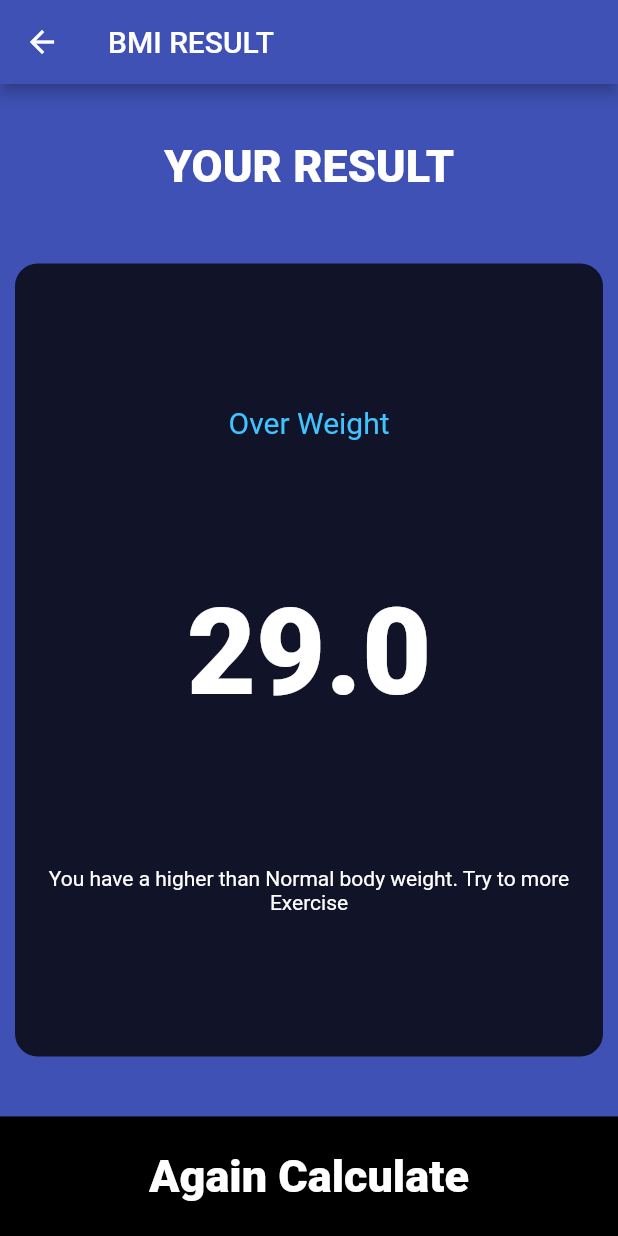
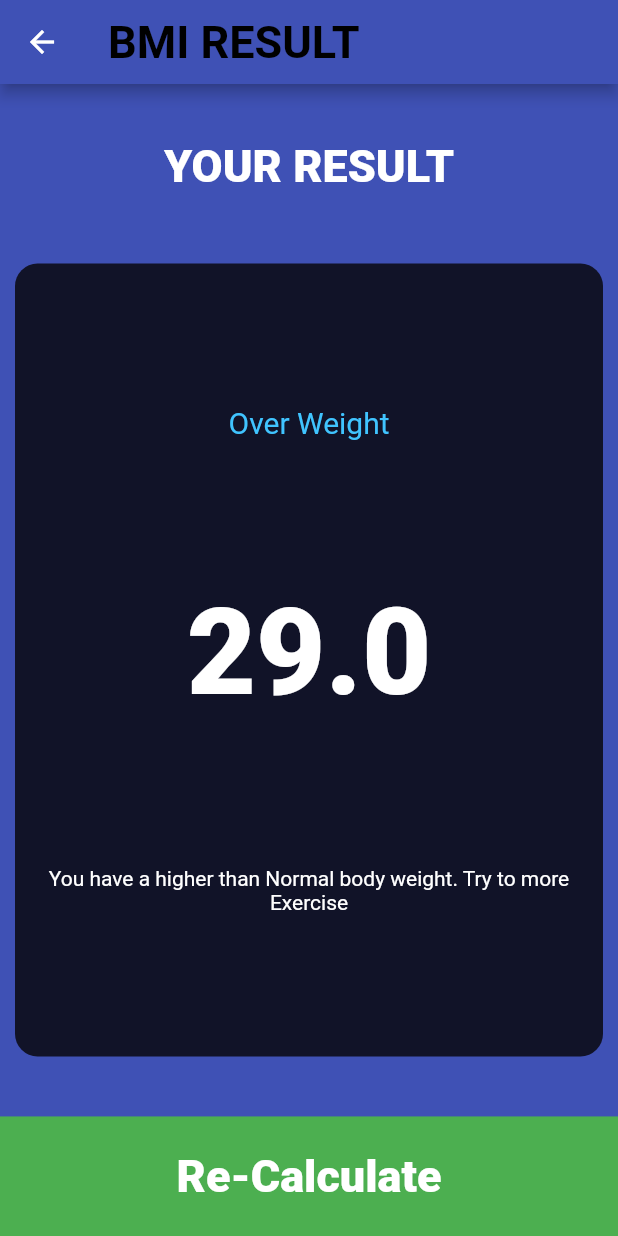
Before and after one commit to Hafizusmanjaved/BMI-calculator-Application, a Flutter app: the screen it shows after launch, after a tap on "Calculate", on a phone screen of 412 x 824 dp. Run offline on Flutter 3.47's test engine with Material 2 defaults, Android fonts, the phone set to English and light mode, and no system bars; our stand-ins replace flutter_spinkit, font_awesome_flutter.

Commit message:
Code Changing

```diff
--- a/lib/Resultfind.dart
+++ b/lib/Resultfind.dart
@@ -1,3 +1,4 @@
+import 'package:flutter/cupertino.dart';
 import 'package:flutter/material.dart';
 import 'constent_variable.dart';
 import 'Repeate_contanier.dart';
@@ -12,7 +13,7 @@ class Resultfind extends StatelessWidget {
   Widget build(BuildContext context) {
     return Scaffold(
         appBar: AppBar(
-          title: Text('BMI RESULT'),
+          title: Text('BMI RESULT', style: TextStyle(color: Colors.black, fontSize: 30.0, fontWeight: FontWeight.bold),),
         ),
         body: Column(
           mainAxisAlignment: MainAxisAlignment.center,
@@ -54,9 +55,9 @@ class Resultfind extends StatelessWidget {
                 },
                 child: Container(
                   child: Center(
-                    child: Text('Again Calculate', style: ConstentTextLabe3),
+                    child: Text('Re-Calculate', style: ConstentTextLabe3),
                   ),
-                  color: Colors.black,
+                  color: Colors.green,
                   height: 40,
                   width: double.infinity,
                   margin: EdgeInsets.only(top: 30),
```
